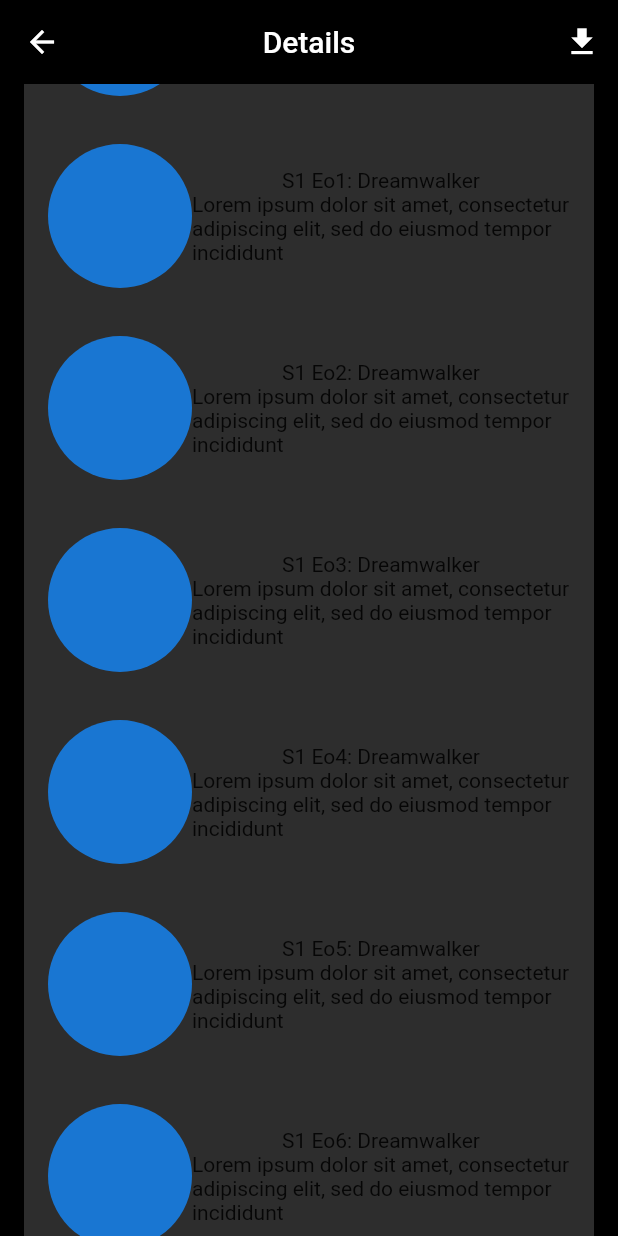
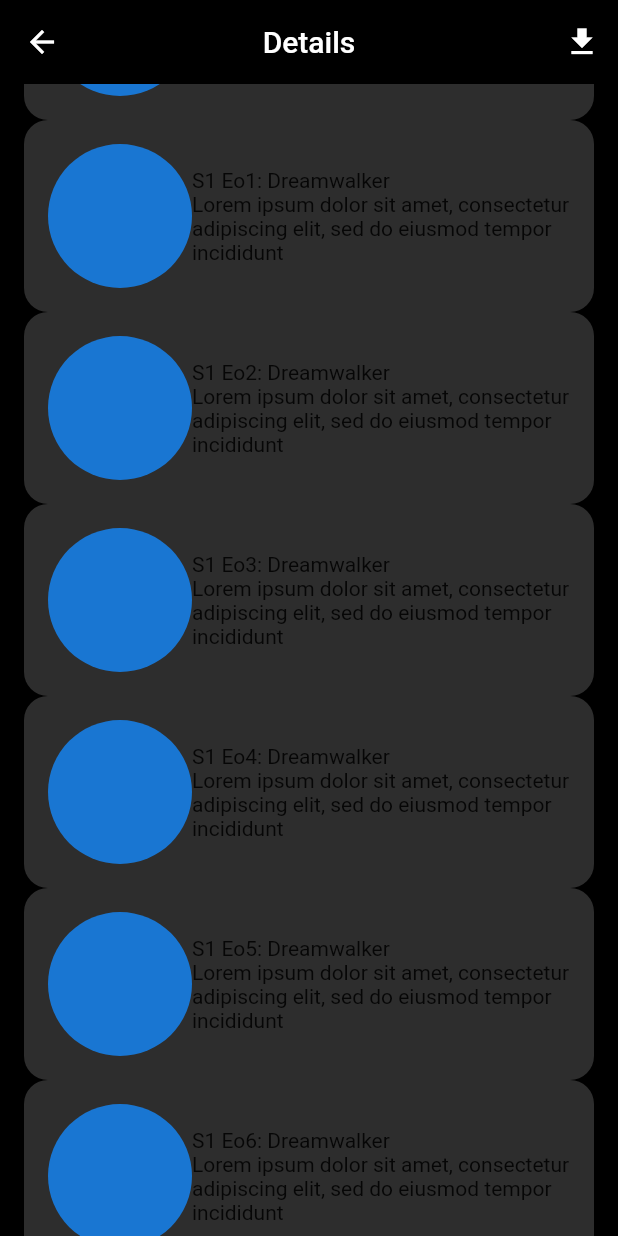
Before and after one commit to JAICHANGPARK/flutter_notebook_chapter_29, a Flutter app: the AudioPodcastsDetailPage screen opened directly, scrolled down 576 dp, on a phone screen of 412 x 824 dp. Run offline on Flutter 3.47's test engine with Material 2 defaults, Android fonts, the phone set to English and light mode, and no system bars.

Commit message:
Update audio_podcasts_detail_page.dart

```diff
--- a/lib/ep1456_audio_podcasts_app/view/audio_podcasts_detail_page.dart
+++ b/lib/ep1456_audio_podcasts_app/view/audio_podcasts_detail_page.dart
@@ -90,7 +90,10 @@ class _AudioPodcastsDetailPageState extends State<AudioPodcastsDetailPage> {
                 children: List.generate(
                   10,
                   (index) => Container(
-                    decoration: const BoxDecoration(color: Color.fromRGBO(45, 45, 45, 1)),
+                    decoration: BoxDecoration(
+                      color: Color.fromRGBO(45, 45, 45, 1),
+                      borderRadius: BorderRadius.circular(16),
+                    ),
                     padding: EdgeInsets.all(16),
                     child: Row(
                       children: [
@@ -99,11 +102,13 @@ class _AudioPodcastsDetailPageState extends State<AudioPodcastsDetailPage> {
                         ),
                         Expanded(
                           child: Column(
+                            crossAxisAlignment: CrossAxisAlignment.start,
                             children: [
                               Text("S1 Eo${index}: Dreamwalker"),
                               Text(
-                                  'Lorem ipsum dolor sit amet, consectetur adipiscing elit, sed do eiusmod tempor incididunt ',
-                                  style: TextStyle(),),
+                                'Lorem ipsum dolor sit amet, consectetur adipiscing elit, sed do eiusmod tempor incididunt ',
+                                style: TextStyle(),
+                              ),
                             ],
                           ),
                         )
```
